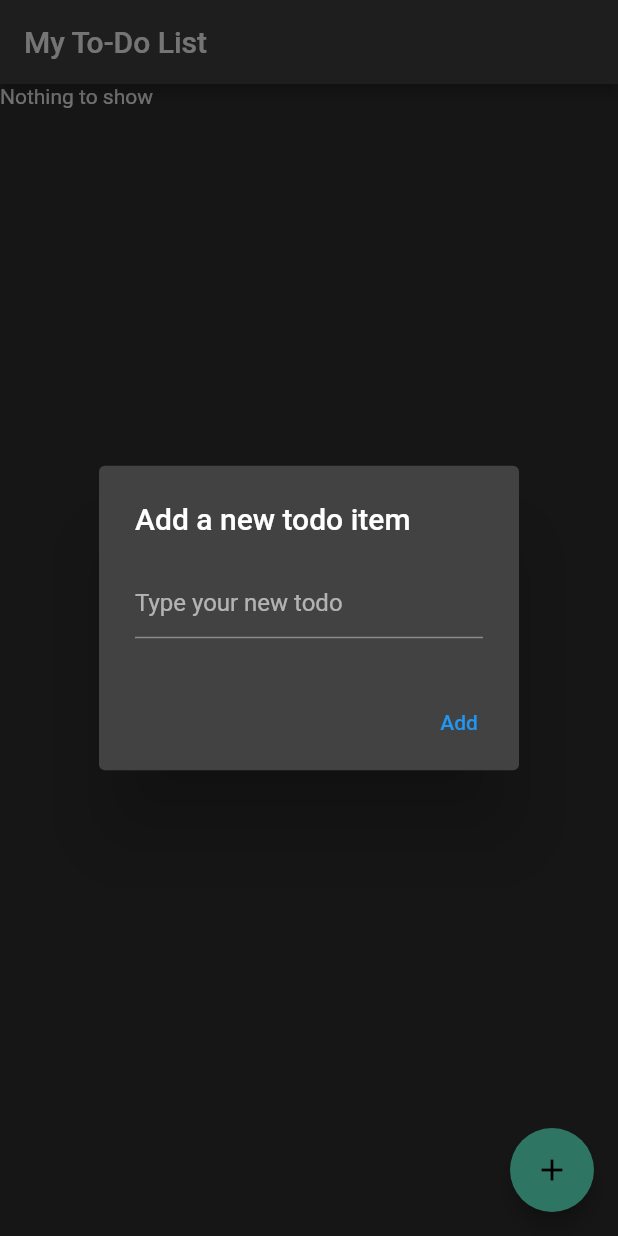
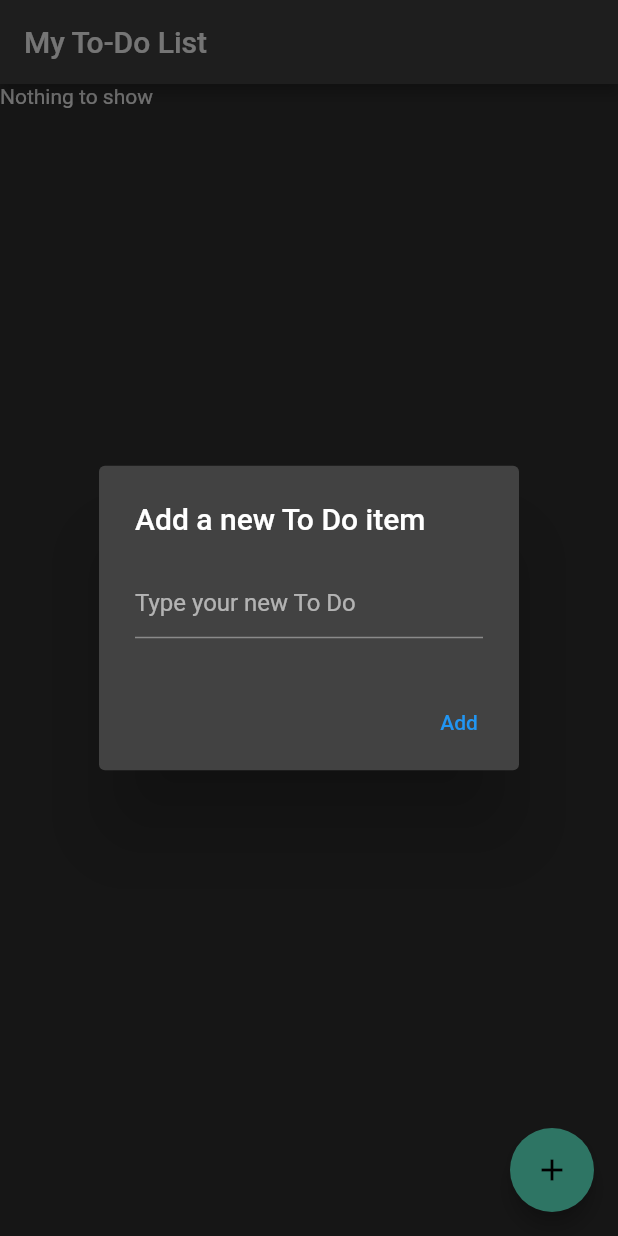
Before and after one commit to ikhwanfaris/to-do-app-class, a Flutter app: the screen it shows after launch, after a tap on the "add" icon, on a phone screen of 412 x 824 dp. Run offline on Flutter 3.47's test engine with Material 2 defaults, Android fonts, the phone set to English and light mode, and no system bars; our stand-ins replace shared_preferences.

Commit message:
Lesson 2 Done

```diff
--- a/to_do_list/lib/main.dart
+++ b/to_do_list/lib/main.dart
@@ -1,9 +1,22 @@
+import 'dart:convert';
 import 'package:flutter/material.dart';
+import 'package:shared_preferences/shared_preferences.dart';
 
 class Todo {
+  String? name;
+  bool? checked;
   Todo({required this.name, required this.checked});
-  final String name;
-  bool checked;
+
+  Todo.fromMap(Map map) {
+    this.name = map['name'];
+    this.checked = map['checked'];
+  }
+  Map toMap() {
+    return {
+      'name': this.name,
+      'checked': this.checked,
+    };
+  }
 }
 
 class TodoItem extends StatelessWidget {
@@ -31,9 +44,9 @@ class TodoItem extends StatelessWidget {
         onTodoChanged(todo);
       },
       leading: CircleAvatar(
-        child: Text(todo.name[0]),
+        child: Text(todo.name![0]),
       ),
-      title: Text(todo.name, style: _getTextStyle(todo.checked)),
+      title: Text(todo.name!, style: _getTextStyle(todo.checked!)),
     );
   }
 }
@@ -44,10 +57,22 @@ class TodoList extends StatefulWidget {
   _TodoListState createState() => new _TodoListState();
 }
 
+Future<SharedPreferences> _prefs = SharedPreferences.getInstance();
+
 // Widget
 class _TodoListState extends State<TodoList> {
   final TextEditingController _textFieldController = TextEditingController();
-  final List<Todo> _todos = <Todo>[];
+  List<Todo> _todos = <Todo>[];
+
+  @override
+  // ignore: must_call_super
+  initState() {
+    initApp();
+  }
+
+  initApp() async {
+    loadData();
+  }
 
   @override
   Widget build(BuildContext context) {
@@ -77,16 +102,53 @@ class _TodoListState extends State<TodoList> {
 //Function
   void _handleTodoChange(Todo todo) {
     setState(() {
-      todo.checked = !todo.checked;
+      todo.checked = !todo.checked!;
     });
   }
 
 //Function
-  void _addTodoItem(String name) {
+  void _addTodoItem(String? name) {
+    print("name " + name.toString());
+    if (name == "") {
+      final snackBar = SnackBar(
+        content: const Text('Insert To Do Item Properly'),
+        action: SnackBarAction(
+          label: 'Undo',
+          onPressed: () {
+            // Some code to undo the change.
+          },
+        ),
+      );
+
+      // Find the ScaffoldMessenger in the widget tree
+      // and use it to show a SnackBar.
+      ScaffoldMessenger.of(context).showSnackBar(snackBar);
+    } else {
+      setState(() {
+        _todos.add(Todo(name: name, checked: false));
+      });
+
+      saveData();
+    }
+
+    _textFieldController.clear();
+  }
+
+  saveData() async {
+    SharedPreferences _prefs = await SharedPreferences.getInstance();
+    List<String> spList =
+        _todos.map((item) => json.encode(item.toMap())).toList();
+    print(spList);
+    await _prefs.setStringList('list', spList);
+  }
+
+  loadData() async {
+    SharedPreferences _prefs = await SharedPreferences.getInstance();
+    List<String>? spList = _prefs.getStringList('list');
+
     setState(() {
-      _todos.add(Todo(name: name, checked: false));
+      _todos = spList!.map((item) => Todo.fromMap(json.decode(item))).toList();
     });
-    _textFieldController.clear();
   }
 
 //Function
@@ -96,10 +158,10 @@ class _TodoListState extends State<TodoList> {
       barrierDismissible: false, // user must tap button!
       builder: (BuildContext context) {
         return AlertDialog(
-          title: const Text('Add a new todo item'),
+          title: const Text('Add a new To Do item'),
           content: TextField(
             controller: _textFieldController,
-            decoration: const InputDecoration(hintText: 'Type your new todo'),
+            decoration: const InputDecoration(hintText: 'Type your new To Do'),
           ),
           actions: <Widget>[
             TextButton(
--- a/to_do_list/pubspec.yaml
+++ b/to_do_list/pubspec.yaml
@@ -23,6 +23,7 @@ environment:
 dependencies:
   flutter:
     sdk: flutter
+  shared_preferences: ^2.0.7
 
 
   # The following adds the Cupertino Icons font to your application.
```
Also changed, not shown: 3 other files.
